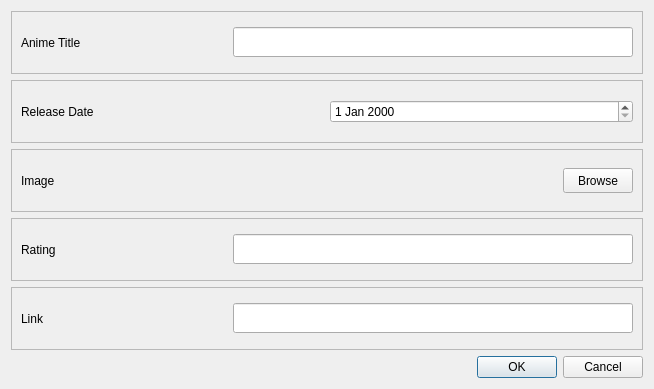
Above: ui/add_dialog.ui from hoahayhoi096/PTI08 before the change. Below: the same form after it.
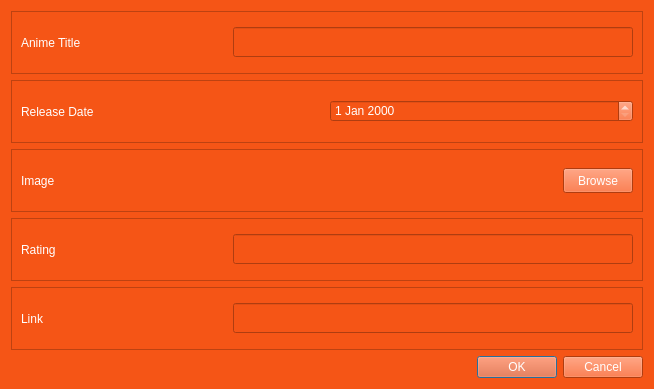
That is the form after the change.

Commit message: design home page - add/edit page

Diff of the .ui file:
```diff
--- a/ui/add_dialog.ui
+++ b/ui/add_dialog.ui
@@ -13,6 +13,10 @@
   <property name="windowTitle">
    <string>Dialog</string>
   </property>
+  <property name="styleSheet">
+   <string notr="true">background-color: #f55516;
+color: white;</string>
+  </property>
   <layout class="QVBoxLayout" name="verticalLayout">
    <item>
     <widget class="QFrame" name="frame">
```
The commit also changes 7 other files.
